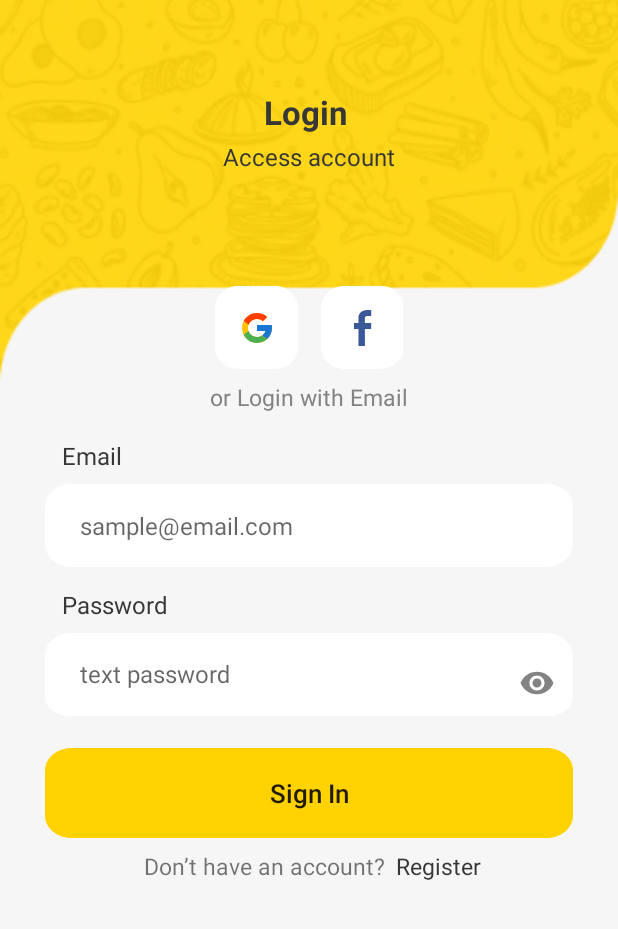
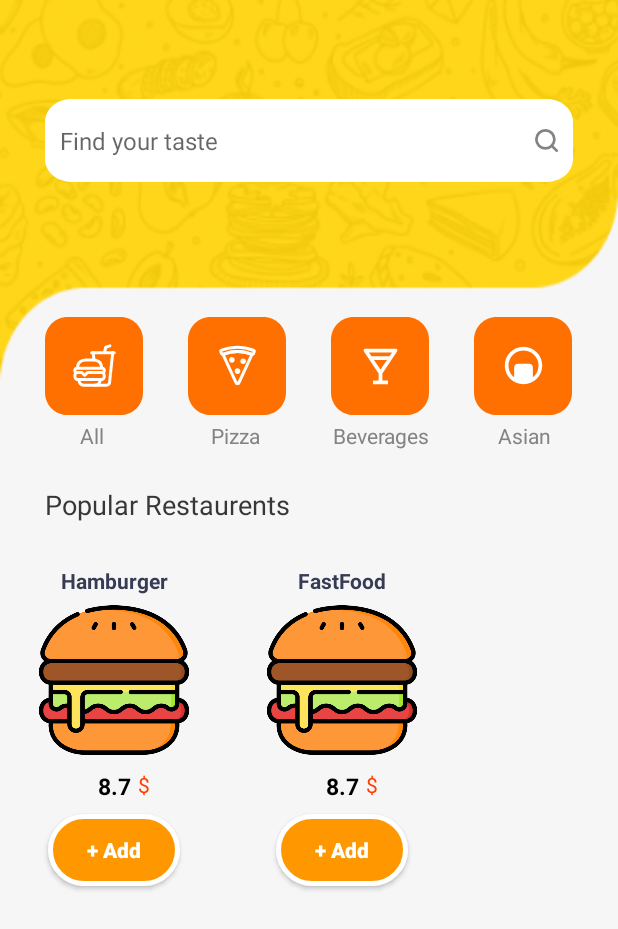
Before and after one commit to dotanphu/FoodApp, an Android app: the screen it shows after launch (LoginActivity before the commit, HomeActivity after it), on a phone screen of 412 x 824 dp. Shown: the top 929 px of the screen. Run offline under Robolectric (Android 15) with nearby library versions, the phone set to English and light mode, and no system bars.

Commit message:
RecycleviewPopular

```diff
--- a/app/src/main/AndroidManifest.xml
+++ b/app/src/main/AndroidManifest.xml
@@ -13,15 +13,17 @@
         android:theme="@style/Theme.FoodApp">
         <activity
             android:name=".activity.HomeActivity"
-            android:exported="false" />
-        <activity
-            android:name=".activity.LoginActivity"
             android:exported="true">
             <intent-filter>
                 <action android:name="android.intent.action.MAIN" />
 
                 <category android:name="android.intent.category.LAUNCHER" />
             </intent-filter>
+        </activity>
+        <activity
+            android:name=".activity.LoginActivity"
+            android:exported="true">
+
         </activity>
         <activity
             android:name=".activity.RestaurantActivity"
--- /dev/null
+++ b/app/src/main/java/com/dotanphu/foodapp/activity/FoodAdapter.kt
@@ -0,0 +1,36 @@
+package com.dotanphu.foodapp.activity
+
+import android.view.LayoutInflater
+import android.view.ViewGroup
+import androidx.recyclerview.widget.RecyclerView
+import com.dotanphu.foodapp.databinding.ItemListFoodBinding
+import com.dotanphu.foodapp.model.Food
+
+class FoodAdapter(private var listFood: List<Food>) :
+    RecyclerView.Adapter<FoodAdapter.ViewHolder>() {
+
+    override fun onCreateViewHolder(parent: ViewGroup, viewType: Int): FoodAdapter.ViewHolder {
+        return ViewHolder(
+            ItemListFoodBinding.inflate(
+                LayoutInflater.from(parent.context),
+                parent,
+                false
+            )
+        )
+    }
+
+    override fun onBindViewHolder(holder: FoodAdapter.ViewHolder, position: Int) {
+        holder.bind(listFood[position])
+    }
+
+    override fun getItemCount() = listFood.size
+
+    class ViewHolder(private var binding: ItemListFoodBinding) :
+        RecyclerView.ViewHolder(binding.root) {
+        fun bind(food: Food) {
+            binding.tvTittle.text = food.tittle
+            binding.tvPrice.text = food.price.toString()
+        }
+
+    }
+}
--- a/app/src/main/java/com/dotanphu/foodapp/activity/HomeActivity.kt
+++ b/app/src/main/java/com/dotanphu/foodapp/activity/HomeActivity.kt
@@ -2,13 +2,26 @@ package com.dotanphu.foodapp.activity
 
 import androidx.appcompat.app.AppCompatActivity
 import android.os.Bundle
+import androidx.recyclerview.widget.LinearLayoutManager
 import com.dotanphu.foodapp.databinding.ActivityHomeBinding
+import com.dotanphu.foodapp.model.Food
 
 class HomeActivity : AppCompatActivity() {
+    private lateinit var adapter: FoodAdapter
     private lateinit var binding: ActivityHomeBinding
+    private var food = arrayListOf<Food>(
+        Food("Hamburger", "hamburger", 8.7),
+        Food("FastFood", "fastfood", 8.7)
+    )
+
     override fun onCreate(savedInstanceState: Bundle?) {
         super.onCreate(savedInstanceState)
         binding = ActivityHomeBinding.inflate(layoutInflater)
         setContentView(binding.root)
+
+        adapter = FoodAdapter(food)
+        binding.rvPopular.adapter = adapter
+        binding.rvPopular.layoutManager =
+            LinearLayoutManager(this, LinearLayoutManager.HORIZONTAL, false)
     }
 }
--- a/app/src/main/java/com/dotanphu/foodapp/activity/LoginActivity.kt
+++ b/app/src/main/java/com/dotanphu/foodapp/activity/LoginActivity.kt
@@ -4,6 +4,7 @@ import android.content.Intent
 import android.net.Uri
 import androidx.appcompat.app.AppCompatActivity
 import android.os.Bundle
+import android.widget.Toast
 import com.dotanphu.foodapp.databinding.ActivityLoginBinding
 
 class LoginActivity : AppCompatActivity() {
@@ -14,9 +15,21 @@ class LoginActivity : AppCompatActivity() {
         binding = ActivityLoginBinding.inflate(layoutInflater)
         setContentView(binding.root)
 
+        binding.btnSignIn.setOnClickListener {
+            if (binding.edtEmail.text.toString()
+                    .equals("sonmapvnn123") && binding.edtPassword.text.toString().equals("123456")
+            ) {
+                intent = Intent(this, HomeActivity::class.java)
+                startActivity(intent)
+            } else {
+                Toast.makeText(this, "Sai tài khoản or mật khẩu", Toast.LENGTH_LONG).show()
+            }
+        }
+
         binding.imgGoogle.setOnClickListener {
             val intent = Intent(Intent.ACTION_VIEW).apply {
-                data = Uri.parse("https://play.google.com/store/apps/details?id=com.example.android")
+                data =
+                    Uri.parse("https://play.google.com/store/apps/details?id=com.example.android")
                 setPackage("com.android.vending")
             }
             startActivity(intent)
--- /dev/null
+++ b/app/src/main/java/com/dotanphu/foodapp/model/Food.kt
@@ -0,0 +1,7 @@
+package com.dotanphu.foodapp.model
+
+data class Food(
+    var tittle: String = "",
+    var pic: String,
+    var price: Double
+)
--- a/app/src/main/res/layout/activity_home.xml
+++ b/app/src/main/res/layout/activity_home.xml
@@ -149,6 +149,7 @@
         app:layout_constraintTop_toBottomOf="@id/tvAll" />
 
     <androidx.recyclerview.widget.RecyclerView
+        android:id="@+id/rvPopular"
         android:layout_width="match_parent"
         android:layout_height="wrap_content"
         app:layout_constraintEnd_toEndOf="parent"
--- /dev/null
+++ b/app/src/main/res/layout/item_list_food.xml
@@ -0,0 +1,83 @@
+<?xml version="1.0" encoding="utf-8"?>
+<androidx.constraintlayout.widget.ConstraintLayout xmlns:android="http://schemas.android.com/apk/res/android"
+    xmlns:app="http://schemas.android.com/apk/res-auto"
+    android:id="@+id/mainLayout"
+    android:layout_width="wrap_content"
+    android:layout_height="350dp"
+    android:layout_margin="10dp">
+
+    <TextView
+        android:id="@+id/tvTittle"
+        app:layout_constraintStart_toStartOf="parent"
+        app:layout_constraintEnd_toEndOf="parent"
+        app:layout_constraintTop_toTopOf="parent"
+        android:layout_width="wrap_content"
+        android:layout_height="wrap_content"
+        android:layout_marginStart="4dp"
+        android:layout_marginTop="16dp"
+        android:layout_marginEnd="4dp"
+        android:gravity="center"
+        android:text="title"
+        android:textAlignment="center"
+        android:textColor="#373b54"
+        android:textSize="14sp"
+        android:textStyle="bold" />
+
+    <ImageView
+        android:id="@+id/imgPic"
+        app:layout_constraintBottom_toBottomOf="parent"
+        app:layout_constraintEnd_toEndOf="parent"
+        app:layout_constraintStart_toStartOf="parent"
+        app:layout_constraintTop_toBottomOf="@id/tvTittle"
+        app:layout_constraintVertical_bias="0.031"
+        app:srcCompat="@drawable/hamburger"
+        android:layout_width="100dp"
+        android:layout_height="100dp"
+        android:layout_marginStart="16dp"
+        android:layout_marginEnd="16dp" />
+
+    <TextView
+        android:id="@+id/tvPrice"
+        app:layout_constraintEnd_toEndOf="parent"
+        app:layout_constraintStart_toStartOf="parent"
+        app:layout_constraintTop_toBottomOf="@+id/imgPic"
+        android:layout_width="wrap_content"
+        android:layout_height="wrap_content"
+        android:layout_marginTop="10dp"
+        android:text="100"
+        android:textColor="@color/black"
+        android:textSize="15sp"
+        android:textStyle="bold" />
+
+    <TextView
+        android:id="@+id/tvFee"
+        app:layout_constraintEnd_toEndOf="parent"
+        app:layout_constraintLeft_toRightOf="@id/tvPrice"
+        app:layout_constraintTop_toBottomOf="@+id/imgPic"
+        android:layout_width="wrap_content"
+        android:layout_height="wrap_content"
+        android:layout_marginTop="10dp"
+        android:layout_marginEnd="42dp"
+        android:layout_marginRight="42dp"
+        android:text="$"
+        android:textColor="#ff3d00" />
+
+    <android.widget.Button
+        android:id="@+id/btnAdd"
+        app:layout_constraintEnd_toEndOf="parent"
+        app:layout_constraintStart_toStartOf="parent"
+        app:layout_constraintTop_toBottomOf="@+id/tvPrice"
+        android:layout_width="wrap_content"
+        android:layout_height="wrap_content"
+        android:layout_margin="8dp"
+        android:background="@drawable/item_getstart"
+        android:paddingStart="10dp"
+        android:paddingTop="3dp"
+        android:paddingEnd="10dp"
+        android:paddingBottom="3dp"
+        android:text="+ Add"
+        android:textAllCaps="false"
+        android:textColor="#ffffff"
+        android:textStyle="bold" />
+
+</androidx.constraintlayout.widget.ConstraintLayout>
```
Also changed, not shown: app/src/main/res/drawable/fastfood.png (added).
